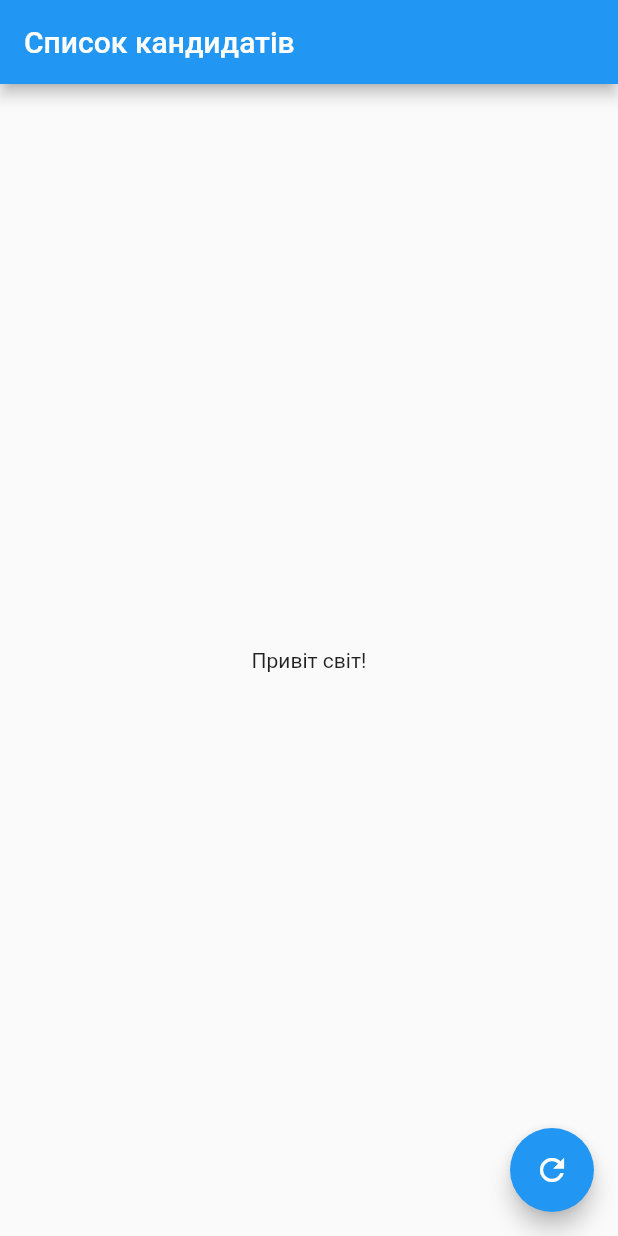
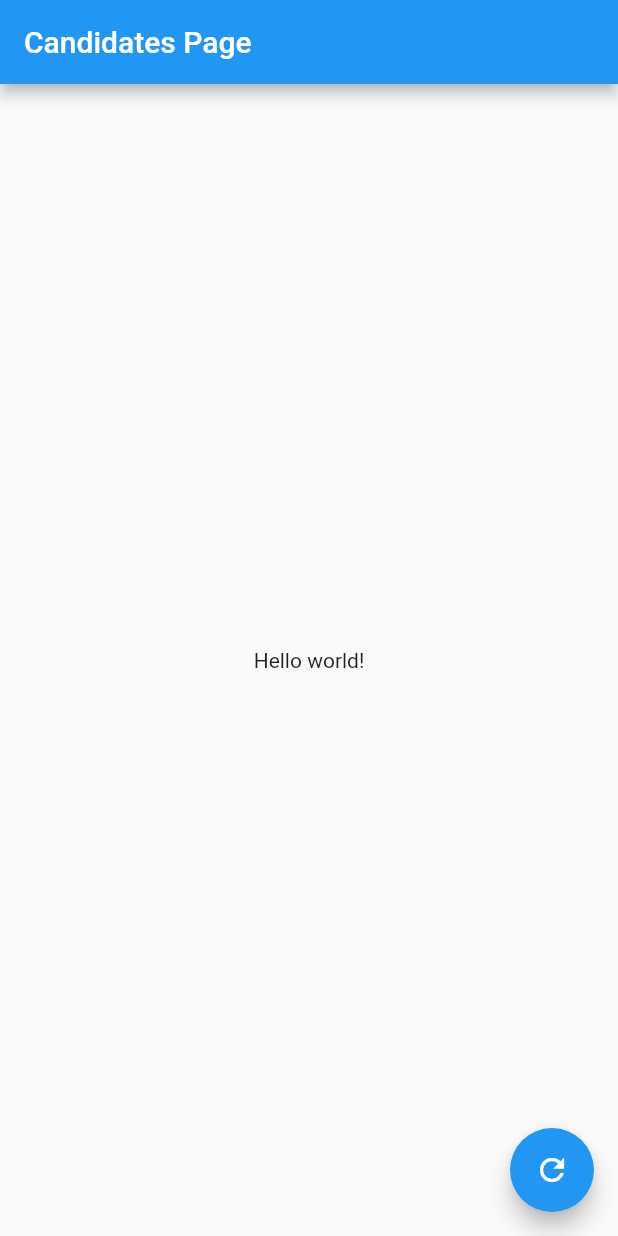
Before and after one commit to RED-offline/employee_app2, a Flutter app: the screen it shows after launch, on a phone screen of 412 x 824 dp. Run offline on Flutter 3.47's test engine with Material 2 defaults, Android fonts, the phone set to English and light mode, and no system bars; our stand-ins replace bloc, flutter_bloc; generated files the repository leaves out were written again.

Commit message:
fix: refactor

```diff
--- a/lib/app/view/app.dart
+++ b/lib/app/view/app.dart
@@ -10,7 +10,6 @@ class App extends StatelessWidget {
     return const MaterialApp(
       localizationsDelegates: AppLocalizations.localizationsDelegates,
       supportedLocales: AppLocalizations.supportedLocales,
-      locale: Locale('uk'),
       home: CandidateListModule(),
     );
   }
--- a/lib/l10n/arb/app_en.arb
+++ b/lib/l10n/arb/app_en.arb
@@ -1,8 +1,5 @@
 {
     "@@locale": "en",
     "counterAppBarTitle": "Candidates Page",
-
     "bodyText": "Hello world!"
-
-
 }
--- a/lib/l10n/arb/app_uk.arb
+++ b/lib/l10n/arb/app_uk.arb
@@ -1,8 +1,5 @@
 {
     "@@locale": "uk",
     "counterAppBarTitle": "Список кандидатів",
-
     "bodyText": "Привіт світ!"
-
-
 }
```
